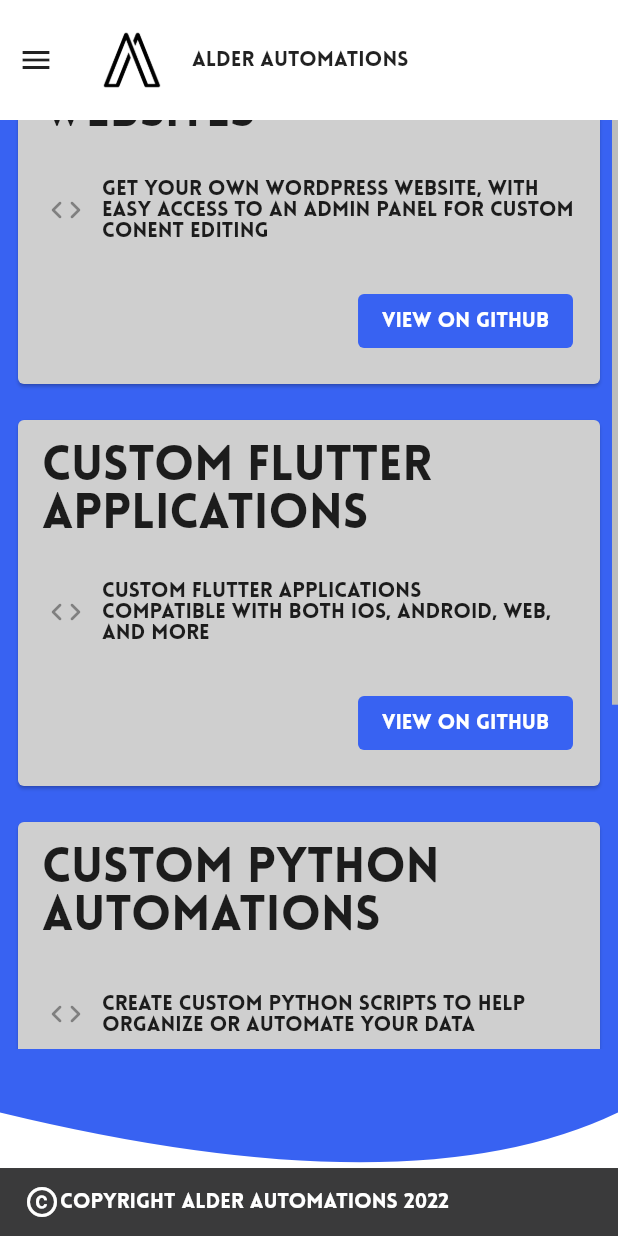
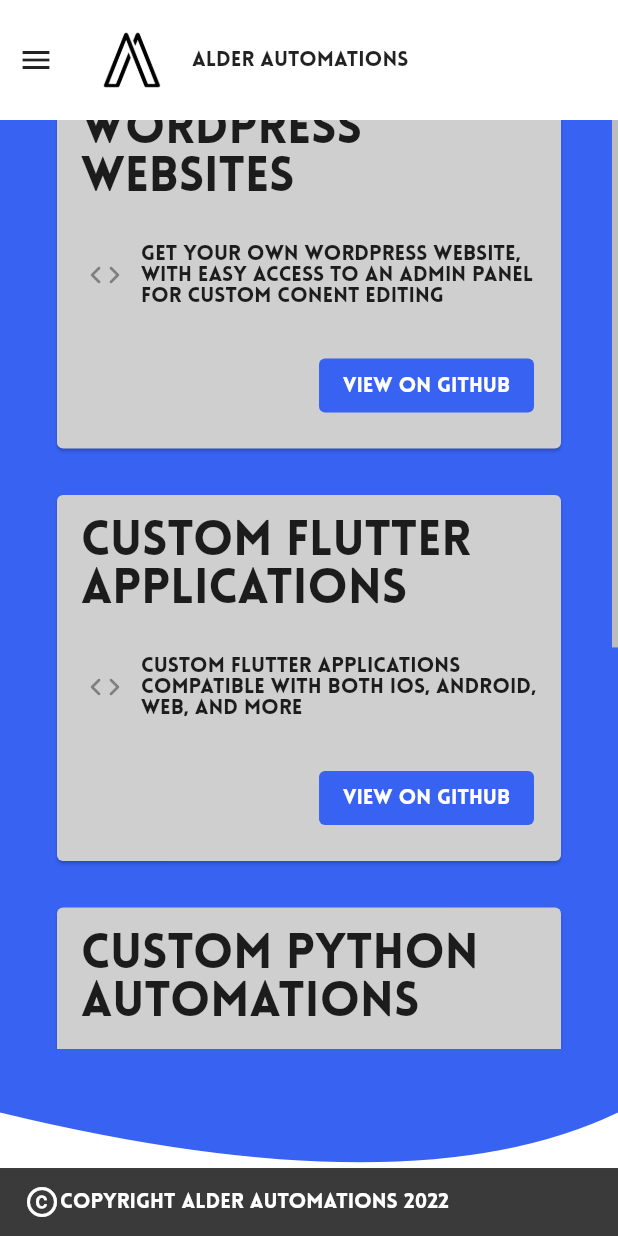
Before and after one commit to alex90271/flutter_site_alderautomations, a Flutter app: the screen it shows after launch, after a tap on "About", after a tap on the "menu" icon, after a tap on "Solutions", on a phone screen of 412 x 824 dp. Run offline on Flutter 3.47's test engine with Material 2 defaults, Android fonts, the phone set to English and light mode, and no system bars; our stand-ins replace cloud_firestore, firebase_core, responsive_builder, table_calendar, validators; missing offline and left inert: flutter_keyboard_size; accounts and stored records are empty; generated files the repository leaves out were written again.

Commit message:
padding fixes and such

```diff
--- a/lib/views/home/content/main_view/main_view.dart
+++ b/lib/views/home/content/main_view/main_view.dart
@@ -15,7 +15,9 @@ class MainView extends StatelessWidget {
   @override
   Widget build(BuildContext context) {
     var size = MediaQuery.of(context).size;
-    return Column(
+    return Container(
+      color: Color.fromARGB(255, 163, 225, 253),
+      child: Column(
         mainAxisAlignment: MainAxisAlignment.center,
         children: [
           ScreenTypeLayout(
@@ -55,6 +57,7 @@ class MainView extends StatelessWidget {
             ),
           ),
         ],
+      ),
     );
   }
 }
--- a/lib/views/home/content/projects/projects.dart
+++ b/lib/views/home/content/projects/projects.dart
@@ -60,6 +60,7 @@ class _ProjectsViewState extends State<ProjectsView>
               color: brandBlue,
             ),
             height: size.height,
+            width: size.width / 3,
             child: Stack(children: [
               SizedBox(
                 child: Padding(
--- a/lib/widgets/projects_box/projects_box.dart
+++ b/lib/widgets/projects_box/projects_box.dart
@@ -11,9 +11,12 @@ class ProjectsInfoBox extends StatelessWidget {
 
   @override
   Widget build(BuildContext context) {
-    return Padding(
+    var size = MediaQuery.of(context).size;
+    return Container(
+      width: size.width / 2,
       padding: const EdgeInsets.all(8.0),
       child: Card(
+        margin: const EdgeInsets.fromLTRB(30, 15, 30, 0),
         color: const Color.fromARGB(255, 207, 207, 207),
         child: Column(
           children: [
```
Also changed, not shown: 1 other file. Lines whose indentation alone changed are shown as unchanged.
